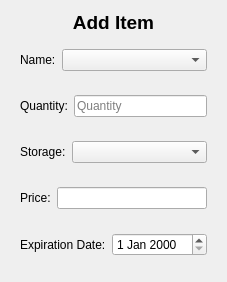
isaac-ucalgary/CPSC471_Fall2024_GroupProject, file home_ims/src/view/ui/popup/add_item.ui: the form before one commit.
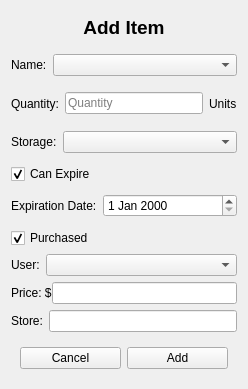
The form after the commit.

Patch:
```diff
--- a/home_ims/src/view/ui/popup/add_item.ui
+++ b/home_ims/src/view/ui/popup/add_item.ui
@@ -6,8 +6,8 @@
    <rect>
     <x>0</x>
     <y>0</y>
-    <width>185</width>
-    <height>275</height>
+    <width>248</width>
+    <height>389</height>
    </rect>
   </property>
   <property name="windowTitle">
@@ -33,6 +33,18 @@
    <item>
     <widget class="QWidget" name="widget" native="true">
      <layout class="QHBoxLayout" name="horizontalLayout">
+      <property name="leftMargin">
+       <number>0</number>
+      </property>
+      <property name="topMargin">
+       <number>0</number>
+      </property>
+      <property name="rightMargin">
+       <number>0</number>
+      </property>
+      <property name="bottomMargin">
+       <number>0</number>
+      </property>
       <item>
        <widget class="QLabel" name="label_existingName">
         <property name="text">
@@ -56,6 +68,18 @@
    <item>
     <widget class="QWidget" name="widget_5" native="true">
      <layout class="QHBoxLayout" name="horizontalLayout_5">
+      <property name="leftMargin">
+       <number>0</number>
+      </property>
+      <property name="topMargin">
+       <number>0</number>
+      </property>
+      <property name="rightMargin">
+       <number>0</number>
+      </property>
+      <property name="bottomMargin">
+       <number>0</number>
+      </property>
       <item>
        <widget class="QLabel" name="label_existingName_5">
         <property name="text">
@@ -70,12 +94,31 @@
         </property>
        </widget>
       </item>
+      <item>
+       <widget class="QLabel" name="unitLabel">
+        <property name="text">
+         <string>Units</string>
+        </property>
+       </widget>
+      </item>
      </layout>
     </widget>
    </item>
    <item>
     <widget class="QWidget" name="widget_2" native="true">
      <layout class="QHBoxLayout" name="horizontalLayout_2">
+      <property name="leftMargin">
+       <number>0</number>
+      </property>
+      <property name="topMargin">
+       <number>0</number>
+      </property>
+      <property name="rightMargin">
+       <number>0</number>
+      </property>
+      <property name="bottomMargin">
+       <number>0</number>
+      </property>
       <item>
        <widget class="QLabel" name="label_existingName_2">
         <property name="text">
@@ -97,28 +140,30 @@
     </widget>
    </item>
    <item>
-    <widget class="QWidget" name="widget_3" native="true">
-     <layout class="QHBoxLayout" name="horizontalLayout_3">
-      <item>
-       <widget class="QLabel" name="label">
-        <property name="text">
-         <string>Price:</string>
-        </property>
-       </widget>
-      </item>
-      <item>
-       <widget class="QLineEdit" name="priceText">
-        <property name="text">
-         <string/>
-        </property>
-       </widget>
-      </item>
-     </layout>
+    <widget class="QCheckBox" name="canExpire">
+     <property name="text">
+      <string>Can Expire</string>
+     </property>
+     <property name="checked">
+      <bool>true</bool>
+     </property>
     </widget>
    </item>
    <item>
-    <widget class="QWidget" name="widget_4" native="true">
+    <widget class="QWidget" name="expiryData" native="true">
      <layout class="QHBoxLayout" name="horizontalLayout_4">
+      <property name="leftMargin">
+       <number>0</number>
+      </property>
+      <property name="topMargin">
+       <number>0</number>
+      </property>
+      <property name="rightMargin">
+       <number>0</number>
+      </property>
+      <property name="bottomMargin">
+       <number>0</number>
+      </property>
       <item>
        <widget class="QLabel" name="label_existingName_4">
         <property name="sizePolicy">
@@ -133,45 +178,162 @@
        </widget>
       </item>
       <item>
-       <widget class="QDateEdit" name="dateEdit"/>
+       <widget class="QDateEdit" name="expiryInput"/>
+      </item>
+     </layout>
+    </widget>
+   </item>
+   <item>
+    <widget class="QCheckBox" name="isPurchased">
+     <property name="text">
+      <string>Purchased</string>
+     </property>
+     <property name="checked">
+      <bool>true</bool>
+     </property>
+    </widget>
+   </item>
+   <item>
+    <widget class="QWidget" name="purchaseData" native="true">
+     <layout class="QVBoxLayout" name="verticalLayout_2">
+      <property name="leftMargin">
+       <number>0</number>
+      </property>
+      <property name="topMargin">
+       <number>0</number>
+      </property>
+      <property name="rightMargin">
+       <number>0</number>
+      </property>
+      <property name="bottomMargin">
+       <number>0</number>
+      </property>
+      <item>
+       <widget class="QWidget" name="widget_4" native="true">
+        <layout class="QHBoxLayout" name="horizontalLayout_8">
+         <property name="leftMargin">
+          <number>0</number>
+         </property>
+         <property name="topMargin">
+          <number>0</number>
+         </property>
+         <property name="rightMargin">
+          <number>0</number>
+         </property>
+         <property name="bottomMargin">
+          <number>0</number>
+         </property>
+         <item>
+          <widget class="QLabel" name="label_8">
+           <property name="text">
+            <string>User:</string>
+           </property>
+          </widget>
+         </item>
+         <item>
+          <widget class="QComboBox" name="userSelector">
+           <property name="sizePolicy">
+            <sizepolicy hsizetype="Expanding" vsizetype="Fixed">
+             <horstretch>0</horstretch>
+             <verstretch>0</verstretch>
+            </sizepolicy>
+           </property>
+          </widget>
+         </item>
+        </layout>
+       </widget>
+      </item>
+      <item>
+       <widget class="QWidget" name="widget_3" native="true">
+        <layout class="QHBoxLayout" name="horizontalLayout_3">
+         <property name="spacing">
+          <number>0</number>
+         </property>
+         <property name="leftMargin">
+          <number>0</number>
+         </property>
+         <property name="topMargin">
+          <number>0</number>
+         </property>
+         <property name="rightMargin">
+          <number>0</number>
+         </property>
+         <property name="bottomMargin">
+          <number>0</number>
+         </property>
+         <item>
+          <widget class="QLabel" name="label">
+           <property name="text">
+            <string>Price: $</string>
+           </property>
+          </widget>
+         </item>
+         <item>
+          <widget class="QLineEdit" name="priceInput">
+           <property name="text">
+            <string/>
+           </property>
+          </widget>
+         </item>
+        </layout>
+       </widget>
+      </item>
+      <item>
+       <widget class="QWidget" name="widget_9" native="true">
+        <layout class="QHBoxLayout" name="horizontalLayout_7">
+         <property name="spacing">
+          <number>6</number>
+         </property>
+         <property name="leftMargin">
+          <number>0</number>
+         </property>
+         <property name="topMargin">
+          <number>0</number>
+         </property>
+         <property name="rightMargin">
+          <number>0</number>
+         </property>
+         <property name="bottomMargin">
+          <number>0</number>
+         </property>
+         <item>
+          <widget class="QLabel" name="label_7">
+           <property name="text">
+            <string>Store:</string>
+           </property>
+          </widget>
+         </item>
+         <item>
+          <widget class="QLineEdit" name="storeInput">
+           <property name="text">
+            <string/>
+           </property>
+          </widget>
+         </item>
+        </layout>
+       </widget>
       </item>
      </layout>
     </widget>
    </item>
    <item>
     <widget class="QWidget" name="widget_6" native="true">
-     <widget class="QPushButton" name="cancelBtn">
-      <property name="geometry">
-       <rect>
-        <x>0</x>
-        <y>10</y>
-        <width>80</width>
-        <height>18</height>
-       </rect>
-      </property>
-      <property name="styleSheet">
-       <string notr="true"/>
-      </property>
-      <property name="text">
-       <string>Cancel</string>
-      </property>
-     </widget>
-     <widget class="QPushButton" name="addBtn">
-      <property name="geometry">
-       <rect>
-        <x>90</x>
-        <y>10</y>
-        <width>80</width>
-        <height>18</height>
-       </rect>
-      </property>
-      <property name="styleSheet">
-       <string>background-color: #CCFFFF; color: black;</string>
-      </property>
-      <property name="text">
-       <string>Add</string>
-      </property>
-     </widget>
+     <layout class="QHBoxLayout" name="horizontalLayout_6">
+      <item>
+       <widget class="QPushButton" name="cancelBtn">
+        <property name="text">
+         <string>Cancel</string>
+        </property>
+       </widget>
+      </item>
+      <item>
+       <widget class="QPushButton" name="addBtn">
+        <property name="text">
+         <string>Add</string>
+        </property>
+       </widget>
+      </item>
+     </layout>
     </widget>
    </item>
   </layout>
```
Left out of the diff: 14 changed lines with no effect on the pictures.
